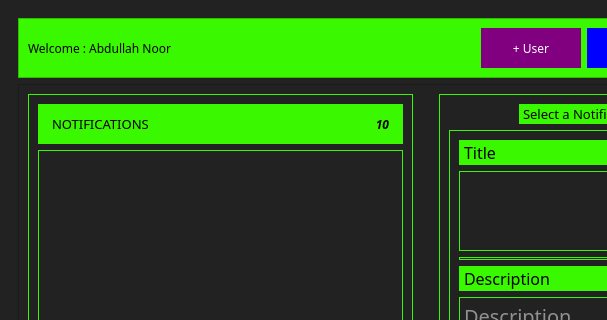
Abdullah-Noor557/NotificationApp, file NotificationApp/mainwindow.ui: the form before one commit; both pictures show x 0 to 607 and y 0 to 320 of the 861 by 653 pixel window.
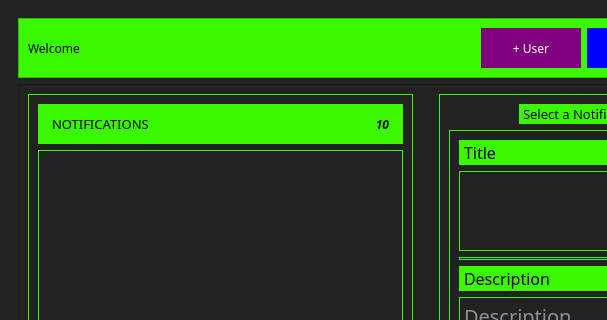
The form after the commit.

What changed in the file:
```diff
--- a/NotificationApp/mainwindow.ui
+++ b/NotificationApp/mainwindow.ui
@@ -1379,7 +1379,7 @@
               <string notr="true">color:blac</string>
              </property>
              <property name="text">
-              <string>Welcome : Abdullah Noor</string>
+              <string>Welcome </string>
              </property>
             </widget>
            </item>
```
